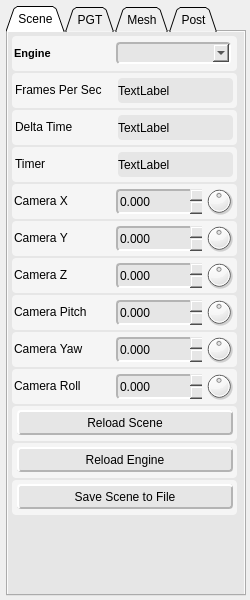
This is ShaderEditor/qt/project/tweaker.ui in karajensen/shader-editor as Qt 5 draws it before an edit. The edited form follows.
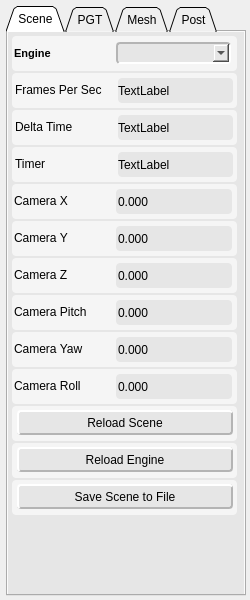
This is the edited form. The open tabs and pages were chosen to show the change.

Commit message: adding auto camera

What changed in the file:
```diff
--- a/ShaderEditor/qt/project/tweaker.ui
+++ b/ShaderEditor/qt/project/tweaker.ui
@@ -644,7 +644,7 @@
             <rect>
              <x>104</x>
              <y>5</y>
-             <width>86</width>
+             <width>116</width>
              <height>25</height>
             </rect>
            </property>
@@ -656,30 +656,28 @@
            </property>
            <property name="minimumSize">
             <size>
-             <width>86</width>
+             <width>116</width>
              <height>25</height>
             </size>
            </property>
            <property name="maximumSize">
             <size>
-             <width>86</width>
+             <width>116</width>
              <height>25</height>
             </size>
            </property>
            <property name="styleSheet">
             <string notr="true">background-color: rgb(230, 230, 230);
-border-top-color: rgb(180, 180, 180);
-border-left-color: rgb(180, 180, 180);
-border-bottom-color: rgb(255, 255, 255);
-border-right-color: rgb(255, 255, 255);
-border-style: solid;
-border-width: 2px;</string>
+</string>
            </property>
            <property name="frame">
             <bool>false</bool>
            </property>
+           <property name="readOnly">
+            <bool>true</bool>
+           </property>
            <property name="buttonSymbols">
-            <enum>QAbstractSpinBox::UpDownArrows</enum>
+            <enum>QAbstractSpinBox::NoButtons</enum>
            </property>
            <property name="decimals">
             <number>3</number>
@@ -694,43 +692,6 @@
             <double>0.050000000000000</double>
            </property>
           </widget>
-          <widget class="QDial" name="cameraX_dial">
-           <property name="geometry">
-            <rect>
-             <x>192</x>
-             <y>2</y>
-             <width>30</width>
-             <height>30</height>
-            </rect>
-           </property>
-           <property name="sizePolicy">
-            <sizepolicy hsizetype="Fixed" vsizetype="Fixed">
-             <horstretch>0</horstretch>
-             <verstretch>0</verstretch>
-            </sizepolicy>
-           </property>
-           <property name="minimumSize">
-            <size>
-             <width>30</width>
-             <height>30</height>
-            </size>
-           </property>
-           <property name="maximumSize">
-            <size>
-             <width>30</width>
-             <height>30</height>
-            </size>
-           </property>
-           <property name="styleSheet">
-            <string notr="true">border-width: 0px;</string>
-           </property>
-           <property name="minimum">
-            <number>-10000</number>
-           </property>
-           <property name="maximum">
-            <number>10000</number>
-           </property>
-          </widget>
          </widget>
         </item>
         <item>
@@ -808,7 +769,7 @@
             <rect>
              <x>104</x>
              <y>5</y>
-             <width>86</width>
+             <width>116</width>
              <height>25</height>
             </rect>
            </property>
@@ -820,30 +781,28 @@
            </property>
            <property name="minimumSize">
             <size>
-             <width>86</width>
+             <width>116</width>
              <height>25</height>
             </size>
            </property>
            <property name="maximumSize">
             <size>
-             <width>86</width>
+             <width>116</width>
              <height>25</height>
             </size>
            </property>
            <property name="styleSheet">
             <string notr="true">background-color: rgb(230, 230, 230);
-border-top-color: rgb(180, 180, 180);
-border-left-color: rgb(180, 180, 180);
-border-bottom-color: rgb(255, 255, 255);
-border-right-color: rgb(255, 255, 255);
-border-style: solid;
-border-width: 2px;</string>
+</string>
            </property>
            <property name="frame">
             <bool>false</bool>
            </property>
+           <property name="readOnly">
+            <bool>true</bool>
+           </property>
            <property name="buttonSymbols">
-            <enum>QAbstractSpinBox::UpDownArrows</enum>
+            <enum>QAbstractSpinBox::NoButtons</enum>
            </property>
            <property name="decimals">
             <number>3</number>
@@ -858,43 +817,6 @@
             <double>0.050000000000000</double>
            </property>
           </widget>
-          <widget class="QDial" name="cameraY_dial">
-           <property name="geometry">
-            <rect>
-             <x>192</x>
-             <y>2</y>
-             <width>30</width>
-             <height>30</height>
-            </rect>
-           </property>
-           <property name="sizePolicy">
-            <sizepolicy hsizetype="Fixed" vsizetype="Fixed">
-             <horstretch>0</horstretch>
-             <verstretch>0</verstretch>
-            </sizepolicy>
-           </property>
-           <property name="minimumSize">
-            <size>
-             <width>30</width>
-             <height>30</height>
-            </size>
-           </property>
-           <property name="maximumSize">
-            <size>
-             <width>30</width>
-             <height>30</height>
-            </size>
-           </property>
-           <property name="styleSheet">
-            <string notr="true">border-width: 0px;</string>
-           </property>
-           <property name="minimum">
-            <number>-10000</number>
-           </property>
-           <property name="maximum">
-            <number>10000</number>
-           </property>
-          </widget>
          </widget>
         </item>
         <item>
@@ -972,7 +894,7 @@
             <rect>
              <x>104</x>
              <y>5</y>
-             <width>86</width>
+             <width>116</width>
              <height>25</height>
             </rect>
            </property>
@@ -984,30 +906,25 @@
            </property>
            <property name="minimumSize">
             <size>
-             <width>86</width>
+             <width>116</width>
              <height>25</height>
             </size>
            </property>
            <property name="maximumSize">
             <size>
-             <width>86</width>
+             <width>116</width>
              <height>25</height>
             </size>
            </property>
            <property name="styleSheet">
             <string notr="true">background-color: rgb(230, 230, 230);
-border-top-color: rgb(180, 180, 180);
-border-left-color: rgb(180, 180, 180);
-border-bottom-color: rgb(255, 255, 255);
-border-right-color: rgb(255, 255, 255);
-border-style: solid;
-border-width: 2px;</string>
+</string>
            </property>
            <property name="frame">
             <bool>false</bool>
            </property>
            <property name="buttonSymbols">
-            <enum>QAbstractSpinBox::UpDownArrows</enum>
+            <enum>QAbstractSpinBox::NoButtons</enum>
            </property>
            <property name="decimals">
             <number>3</number>
@@ -1022,43 +939,6 @@
             <double>0.050000000000000</double>
            </property>
           </widget>
-          <widget class="QDial" name="cameraZ_dial">
-           <property name="geometry">
-            <rect>
-             <x>192</x>
-             <y>2</y>
-             <width>30</width>
-             <height>30</height>
-            </rect>
-           </property>
-           <property name="sizePolicy">
-            <sizepolicy hsizetype="Fixed" vsizetype="Fixed">
-             <horstretch>0</horstretch>
-             <verstretch>0</verstretch>
-            </sizepolicy>
-           </property>
-           <property name="minimumSize">
-            <size>
-             <width>30</width>
-             <height>30</height>
-            </size>
-           </property>
-           <property name="maximumSize">
-            <size>
-             <width>30</width>
-             <height>30</height>
-            </size>
-           </property>
-           <property name="styleSheet">
-            <string notr="true">border-width: 0px;</string>
-           </property>
-           <property name="minimum">
-            <number>-10000</number>
-           </property>
-           <property name="maximum">
-            <number>10000</number>
-           </property>
-          </widget>
          </widget>
         </item>
         <item>
@@ -1136,7 +1016,7 @@
             <rect>
              <x>104</x>
              <y>5</y>
-             <width>86</width>
+             <width>116</width>
              <height>25</height>
             </rect>
            </property>
@@ -1148,30 +1028,28 @@
            </property>
            <property name="minimumSize">
             <size>
-             <width>86</width>
+             <width>116</width>
              <height>25</height>
             </size>
            </property>
            <property name="maximumSize">
             <size>
-             <width>86</width>
+             <width>116</width>
              <height>25</height>
             </size>
            </property>
            <property name="styleSheet">
             <string notr="true">background-color: rgb(230, 230, 230);
-border-top-color: rgb(180, 180, 180);
-border-left-color: rgb(180, 180, 180);
-border-bottom-color: rgb(255, 255, 255);
-border-right-color: rgb(255, 255, 255);
-border-style: solid;
-border-width: 2px;</string>
+</string>
            </property>
            <property name="frame">
             <bool>false</bool>
            </property>
+           <property name="readOnly">
+            <bool>true</bool>
+           </property>
            <property name="buttonSymbols">
-            <enum>QAbstractSpinBox::UpDownArrows</enum>
+            <enum>QAbstractSpinBox::NoButtons</enum>
            </property>
            <property name="decimals">
             <number>3</number>
@@ -1186,43 +1064,6 @@
             <double>0.050000000000000</double>
            </property>
           </widget>
-          <widget class="QDial" name="cameraPitch_dial">
-           <property name="geometry">
-            <rect>
-             <x>192</x>
-             <y>2</y>
-             <width>30</width>
-             <height>30</height>
-            </rect>
-           </property>
-           <property name="sizePolicy">
-            <sizepolicy hsizetype="Fixed" vsizetype="Fixed">
-             <horstretch>0</horstretch>
-             <verstretch>0</verstretch>
-            </sizepolicy>
-           </property>
-           <property name="minimumSize">
-            <size>
-             <width>30</width>
-             <height>30</height>
-            </size>
-           </property>
-           <property name="maximumSize">
-            <size>
-             <width>30</width>
-             <height>30</height>
-            </size>
-           </property>
-           <property name="styleSheet">
-            <string notr="true">border-width: 0px;</string>
-           </property>
-           <property name="minimum">
-            <number>-10000</number>
-           </property>
-           <property name="maximum">
-            <number>10000</number>
-           </property>
-          </widget>
          </widget>
         </item>
         <item>
@@ -1300,7 +1141,7 @@
             <rect>
              <x>104</x>
              <y>5</y>
-             <width>86</width>
+             <width>116</width>
              <height>25</height>
             </rect>
            </property>
@@ -1312,30 +1153,28 @@
            </property>
            <property name="minimumSize">
             <size>
-             <width>86</width>
+             <width>116</width>
              <height>25</height>
             </size>
            </property>
            <property name="maximumSize">
             <size>
-             <width>86</width>
+             <width>116</width>
              <height>25</height>
             </size>
            </property>
            <property name="styleSheet">
             <string notr="true">background-color: rgb(230, 230, 230);
-border-top-color: rgb(180, 180, 180);
-border-left-color: rgb(180, 180, 180);
-border-bottom-color: rgb(255, 255, 255);
-border-right-color: rgb(255, 255, 255);
-border-style: solid;
-border-width: 2px;</string>
+</string>
            </property>
            <property name="frame">
             <bool>false</bool>
            </property>
+           <property name="readOnly">
+            <bool>true</bool>
+           </property>
            <property name="buttonSymbols">
-            <enum>QAbstractSpinBox::UpDownArrows</enum>
+            <enum>QAbstractSpinBox::NoButtons</enum>
            </property>
            <property name="decimals">
             <number>3</number>
@@ -1350,43 +1189,6 @@
             <double>0.050000000000000</double>
            </property>
           </widget>
-          <widget class="QDial" name="cameraYaw_dial">
-           <property name="geometry">
-            <rect>
-             <x>192</x>
-             <y>2</y>
-             <width>30</width>
-             <height>30</height>
-            </rect>
-           </property>
-           <property name="sizePolicy">
-            <sizepolicy hsizetype="Fixed" vsizetype="Fixed">
-             <horstretch>0</horstretch>
-             <verstretch>0</verstretch>
-            </sizepolicy>
-           </property>
-           <property name="minimumSize">
-            <size>
-             <width>30</width>
-             <height>30</height>
-            </size>
-           </property>
-           <property name="maximumSize">
-            <size>
-             <width>30</width>
-             <height>30</height>
-            </size>
-           </property>
-           <property name="styleSheet">
-            <string notr="true">border-width: 0px;</string>
-           </property>
-           <property name="minimum">
-            <number>-10000</number>
-           </property>
-           <property name="maximum">
-            <number>10000</number>
-           </property>
-          </widget>
          </widget>
         </item>
         <item>
@@ -1464,7 +1266,7 @@
             <rect>
              <x>104</x>
              <y>5</y>
-             <width>86</width>
+             <width>116</width>
              <height>25</height>
             </rect>
            </property>
@@ -1476,30 +1278,28 @@
            </property>
            <property name="minimumSize">
             <size>
-             <width>86</width>
+             <width>116</width>
              <height>25</height>
             </size>
            </property>
            <property name="maximumSize">
             <size>
-             <width>86</width>
+             <width>116</width>
              <height>25</height>
             </size>
            </property>
            <property name="styleSheet">
             <string notr="true">background-color: rgb(230, 230, 230);
-border-top-color: rgb(180, 180, 180);
-border-left-color: rgb(180, 180, 180);
-border-bottom-color: rgb(255, 255, 255);
-border-right-color: rgb(255, 255, 255);
-border-style: solid;
-border-width: 2px;</string>
+</string>
            </property>
            <property name="frame">
             <bool>false</bool>
            </property>
+           <property name="readOnly">
+            <bool>true</bool>
+           </property>
            <property name="buttonSymbols">
-            <enum>QAbstractSpinBox::UpDownArrows</enum>
+            <enum>QAbstractSpinBox::NoButtons</enum>
            </property>
            <property name="decimals">
             <number>3</number>
@@ -1514,43 +1314,6 @@
             <double>0.050000000000000</double>
            </property>
           </widget>
-          <widget class="QDial" name="cameraRoll_dial">
-           <property name="geometry">
-            <rect>
-             <x>192</x>
-             <y>2</y>
-             <width>30</width>
-             <height>30</height>
-            </rect>
-           </property>
-           <property name="sizePolicy">
-            <sizepolicy hsizetype="Fixed" vsizetype="Fixed">
-             <horstretch>0</horstretch>
-             <verstretch>0</verstretch>
-            </sizepolicy>
-           </property>
-           <property name="minimumSize">
-            <size>
-             <width>30</width>
-             <height>30</height>
-            </size>
-           </property>
-           <property name="maximumSize">
-            <size>
-             <width>30</width>
-             <height>30</height>
-            </size>
-           </property>
-           <property name="styleSheet">
-            <string notr="true">border-width: 0px;</string>
-           </property>
-           <property name="minimum">
-            <number>-10000</number>
-           </property>
-           <property name="maximum">
-            <number>10000</number>
-           </property>
-          </widget>
          </widget>
         </item>
         <item>
```
Left out of the diff: 2 changed lines with no effect on the pictures. The commit also changes 9 other files.
